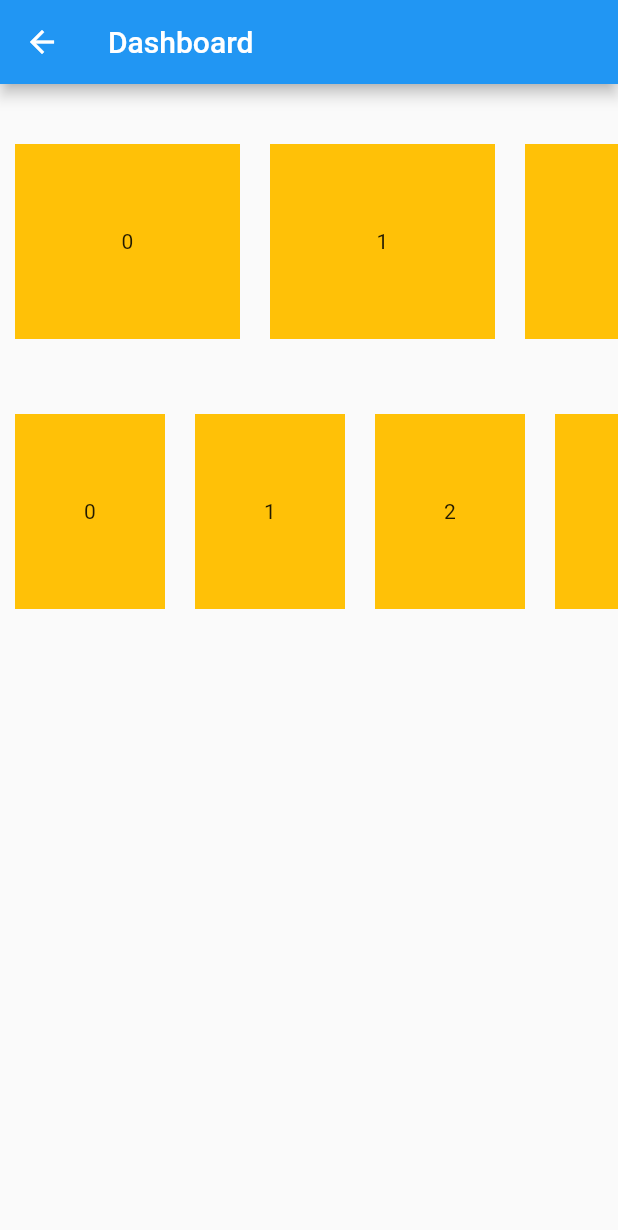
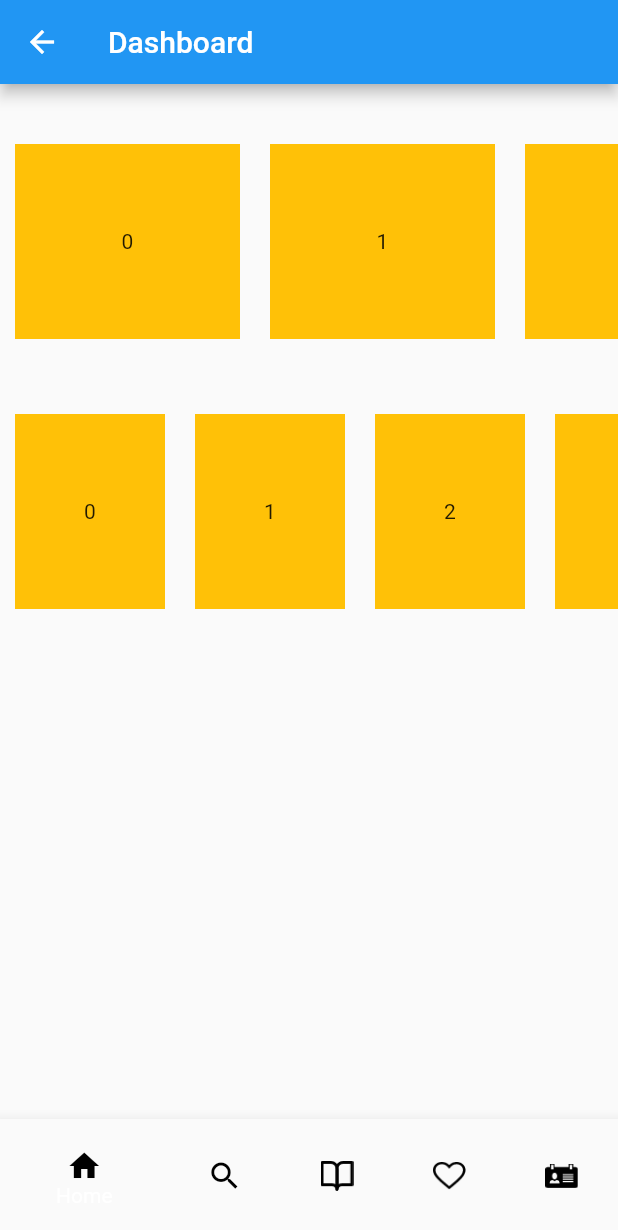
Before and after one commit to UjjanNoorillahi/NAS-BizTech-Flutter-App, a Flutter app: the Dashboard screen opened by its route, on a phone screen of 412 x 824 dp. Shown: the top 1230 px of the screen. Run offline on Flutter 3.47's test engine with Material 2 defaults, Android fonts, the phone set to English and light mode, and no system bars; our stand-ins replace cloud_firestore, firebase_auth, firebase_core, fluttertoast, get, google_fonts; accounts and stored records are empty.

```diff
--- a/lib/features/dashboard/dashboard.dart
+++ b/lib/features/dashboard/dashboard.dart
@@ -15,10 +15,63 @@ class _DashboardState extends State<Dashboard> {
       appBar: AppBar(
         title: const Text('Dashboard'),
       ),
+
+// nav bar
+      bottomNavigationBar: BottomNavigationBar(
+        items: <BottomNavigationBarItem>[
+          const BottomNavigationBarItem(
+            icon: Icon(
+              Icons.home,
+              color: Colors.black,
+            ),
+            label: 'Home',
+          ),
+          BottomNavigationBarItem(
+            icon: Icon(
+              Icons.search,
+              color: Colors.black,
+            ),
+            label: 'Search',
+          ),
+          BottomNavigationBarItem(
+            icon: IconButton(
+              onPressed: () {},
+              icon: const ImageIcon(
+                  AssetImage("assets/images/icon_homebook.png")),
+              iconSize: 22.0,
+              color: Colors.black,
+            ),
+            label: 'Course',
+          ),
+          BottomNavigationBarItem(
+            icon: IconButton(
+              onPressed: () {},
+              icon: const ImageIcon(AssetImage("assets/images/icon_heart.png")),
+              iconSize: 22.0,
+              color: Colors.black,
+            ),
+            label: 'Course',
+          ),
+          BottomNavigationBarItem(
+            icon: IconButton(
+              onPressed: () {},
+              icon:
+                  const ImageIcon(AssetImage("assets/images/icon_profile.png")),
+              iconSize: 22.0,
+              color: Colors.black,
+            ),
+            label: 'Course',
+          ),
+        ],
+      ),
+
+// end of nav bar
+
       body: Column(children: [
         // ignore: prefer_const_constructors
 
         // Courses Card data
+        // ignore: prefer_const_constructors
         SizedBox(
           height: 30,
         ),
@@ -68,6 +121,13 @@ class _DashboardState extends State<Dashboard> {
             ],
           ),
         ),
-        ]));
+      ]),
+
+      // bottomNavigationBar: NavigationBar(destinations: [
+
+      // ],
+
+      // ),
+    );
   }
 }
--- a/pubspec.yaml
+++ b/pubspec.yaml
@@ -51,6 +51,12 @@ flutter:
   - assets/images/nas_logo.png
   - assets/logo/google_logo.png
   - assets/logo/facebook_logo.png
+  - assets/images/icon_heart.svg
+  - assets/images/icon_home.png
+  - assets/images/icon_homebook.png
+  - assets/images/icon_profile.png
+  - assets/images/icon_heart.png
+
     # - images/a_dot_burr.jpeg
     # - images/a_dot_ham.jpeg
 
```
Also changed, not shown: assets/images/icon_heart.png (added), assets/images/icon_heart.svg (added), assets/images/icon_home.png (added), assets/images/icon_home.svg (added), assets/images/icon_homebook.png (added), assets/images/icon_homebook.svg (added), assets/images/icon_profile.png (added), assets/images/icon_profile.svg (added), assets/images/icon_search.svg (added). Lines whose indentation alone changed are shown as unchanged.
